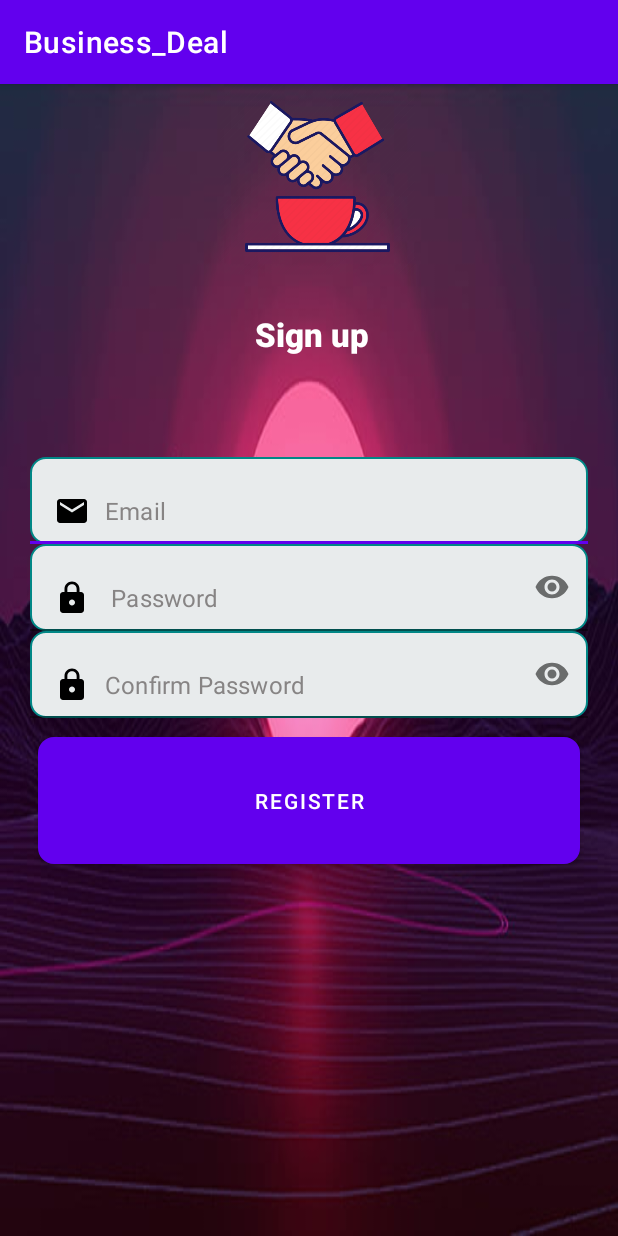
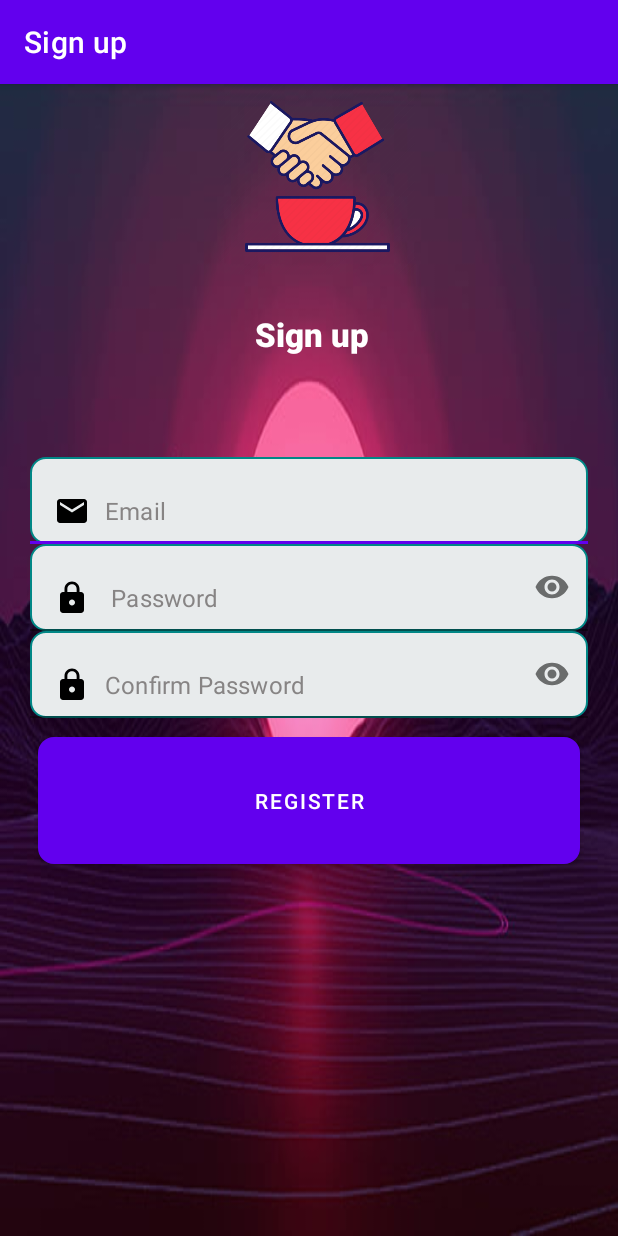
Before and after one commit to Proloy51/Business_Deal, an Android app: the screen it shows after launch (SignupActivity), after a tap on "Don't have an account? Register", on a phone screen of 412 x 824 dp. Run offline under Robolectric (Android 15) with nearby library versions, the phone set to English and light mode, and no system bars; our stand-ins replace Firebase (no records; nobody signed in at launch, a user with empty details on screens opened directly); 1 other tap on this screen came first.

Commit message:
Activity name updated

```diff
--- a/app/src/main/java/com/example/business_deal/Editactivityy.java
+++ b/app/src/main/java/com/example/business_deal/Editactivityy.java
@@ -29,6 +29,8 @@ public class Editactivityy extends AppCompatActivity {
     protected void onCreate(Bundle savedInstanceState) {
         super.onCreate(savedInstanceState);
         setContentView(R.layout.activity_editactivityy);
+
+        this.setTitle("Edit Record");
 
 
         databaseReference = FirebaseDatabase.getInstance().getReference("Record");
--- a/app/src/main/java/com/example/business_deal/HomeActivity.java
+++ b/app/src/main/java/com/example/business_deal/HomeActivity.java
@@ -37,6 +37,8 @@ public class HomeActivity extends AppCompatActivity {
     protected void onCreate(Bundle savedInstanceState) {
         super.onCreate(savedInstanceState);
         setContentView(R.layout.activity_home);
+
+        this.setTitle("Home page");
 
         addbutton = findViewById(R.id.adddatabtn);
         listView = findViewById(R.id.listviewid);
--- a/app/src/main/java/com/example/business_deal/InsertRecordactivity.java
+++ b/app/src/main/java/com/example/business_deal/InsertRecordactivity.java
@@ -32,6 +32,8 @@ public class InsertRecordactivity extends AppCompatActivity {
     protected void onCreate(Bundle savedInstanceState) {
         super.onCreate(savedInstanceState);
         setContentView(R.layout.activity_insert_recordactivity);
+
+        this.setTitle("Add record");
 
         nametext = findViewById(R.id.nameid);
         fhnametext = findViewById(R.id.fatorhusid);
--- a/app/src/main/java/com/example/business_deal/MainActivity.java
+++ b/app/src/main/java/com/example/business_deal/MainActivity.java
@@ -30,6 +30,8 @@ public class MainActivity extends AppCompatActivity {
     protected void onCreate(Bundle savedInstanceState) {
         super.onCreate(savedInstanceState);
         setContentView(R.layout.activity_main);
+
+        this.setTitle("Login or Sign up");
 
         signuptext = findViewById(R.id.signupid);
         emailtext = findViewById(R.id.emailid);
--- a/app/src/main/java/com/example/business_deal/SignupActivity.java
+++ b/app/src/main/java/com/example/business_deal/SignupActivity.java
@@ -29,6 +29,8 @@ public class SignupActivity extends AppCompatActivity {
     protected void onCreate(Bundle savedInstanceState) {
         super.onCreate(savedInstanceState);
         setContentView(R.layout.activity_signup);
+
+        this.setTitle("Sign up");
 
         emailtext = findViewById(R.id.emailid);
         passwordtext = findViewById(R.id.passwordid);
--- a/app/src/main/java/com/example/business_deal/edit_delete.java
+++ b/app/src/main/java/com/example/business_deal/edit_delete.java
@@ -35,6 +35,8 @@ public class edit_delete extends AppCompatActivity {
     protected void onCreate(Bundle savedInstanceState) {
         super.onCreate(savedInstanceState);
         setContentView(R.layout.activity_edit_delete);
+
+        this.setTitle("Edit or Delete");
 
 
         nametext = findViewById(R.id.nameid);
```
